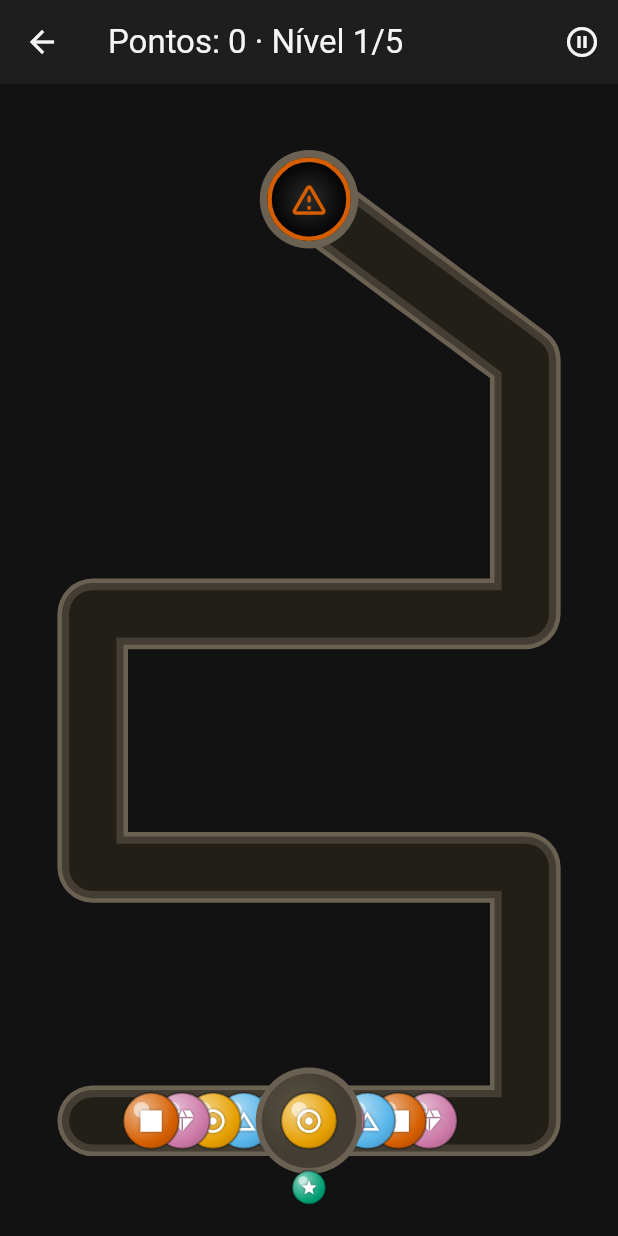
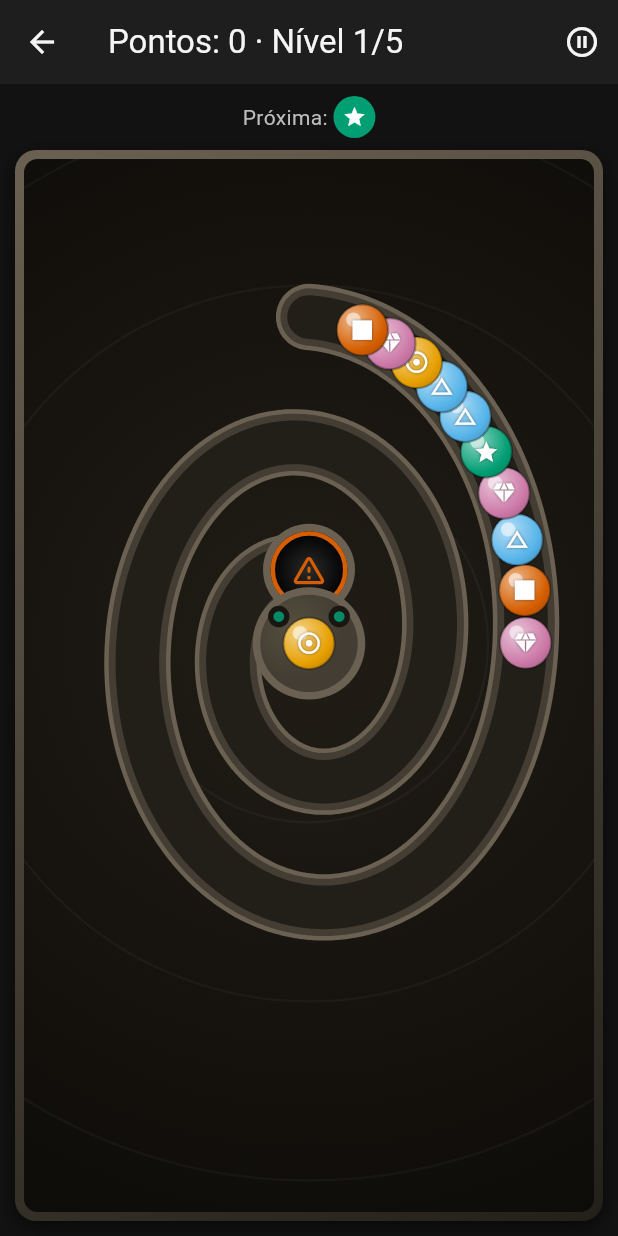
Before and after one commit to SCCPScar/CristianoGames, a Flutter app: the screen it shows after launch, after a tap on "ZUMA", on a phone screen of 412 x 824 dp. Run offline on Flutter 3.47's test engine with Material 3 defaults, Android fonts, the phone set to English and light mode, and no system bars; our stand-ins replace shared_preferences.

Commit message:
Trocar caminho em zigue-zague do Zuma por espiral, como no original
O atirador agora fica parado no centro da espiral, num pedestal de pedra
com dois "olhos" (referência ao sapo do jogo original), com o buraco
objetivo logo ao lado — igual à disposição clássica do Zuma. Fundo virou
um poço de pedra com anéis decorativos, e cada combo agora mostra um
"+N" flutuante onde as bolas estouram. Cores e ícones das bolas
continuam exatamente os mesmos já validados.

Co-Authored-By: Claude Sonnet 5 <noreply@anthropic.com>
Claude-Session: https://claude.ai/code/session_01NgEVjgQ8asF24VmuusibPQ

```diff
--- a/lib/games/zuma/path_model.dart
+++ b/lib/games/zuma/path_model.dart
@@ -1,15 +1,18 @@
+import 'dart:math';
 import 'dart:ui';
 
 /// The curved track balls travel along, stored as normalized (0..1, 0..1)
-/// points so it scales to any screen size. A simple zigzag/S-shape, as
-/// suggested for an MVP — from the bottom-left "spawn" end up to a goal
-/// hole near the top-center.
+/// points so it scales to any screen size.
 class GamePath {
   final List<Offset> _points;
   final List<double> _cumulative;
   final double totalLength;
 
-  GamePath._(this._points, this._cumulative, this.totalLength);
+  /// Normalized center of the spiral — where the shooter sits, like the
+  /// frog on its pedestal in the middle of the classic Zuma temple.
+  final Offset center;
+
+  GamePath._(this._points, this._cumulative, this.totalLength, this.center);
 
   factory GamePath.classic() {
     const waypoints = [
@@ -40,7 +43,35 @@ class GamePath {
       cumulative.add(cumulative[i - 1] + (points[i] - points[i - 1]).distance);
     }
 
-    return GamePath._(points, cumulative, cumulative.last);
+    return GamePath._(points, cumulative, cumulative.last, const Offset(0.5, 0.9));
+  }
+
+  /// A spiral winding inward to a center goal, like the original Zuma's
+  /// stone temple track — balls enter from the outer ring and spiral in
+  /// toward the skull hole next to the frog's pedestal.
+  factory GamePath.spiral() {
+    const center = Offset(0.5, 0.46);
+    const turns = 2.0;
+    const rxOuter = 0.42, rxInner = 0.10;
+    const ryOuter = 0.31, ryInner = 0.07;
+    const startAngle = -pi / 2;
+    const samples = 480;
+
+    final points = <Offset>[];
+    for (var i = 0; i <= samples; i++) {
+      final t = i / samples;
+      final angle = startAngle + t * turns * 2 * pi;
+      final rx = rxOuter + (rxInner - rxOuter) * t;
+      final ry = ryOuter + (ryInner - ryOuter) * t;
+      points.add(Offset(center.dx + rx * cos(angle), center.dy + ry * sin(angle)));
+    }
+
+    final cumulative = <double>[0];
+    for (var i = 1; i < points.length; i++) {
+      cumulative.add(cumulative[i - 1] + (points[i] - points[i - 1]).distance);
+    }
+
+    return GamePath._(points, cumulative, cumulative.last, center);
   }
 
   /// Normalized (0..1, 0..1) position at [distance] along the path.
--- a/lib/games/zuma/zuma_controller.dart
+++ b/lib/games/zuma/zuma_controller.dart
@@ -39,15 +39,26 @@ class Projectile {
   Projectile({required this.type, required this.position, required this.velocity});
 }
 
+/// A short-lived "+N" floating score label, spawned where a run pops.
+class ScorePopup {
+  final Offset position;
+  final int amount;
+  double age = 0;
+  ScorePopup({required this.position, required this.amount});
+}
+
+const double _popupLifetime = 0.9;
+
 /// Owns all Zuma game state: the ball chain, the shooter, projectiles,
 /// scoring, levels and timing. The UI (ZumaScreen) only reads this and
 /// calls fire()/pause()/resume()/nextLevel()/reset().
 class ZumaController extends ChangeNotifier {
-  final GamePath path = GamePath.classic();
+  final GamePath path = GamePath.spiral();
   final Random _random = Random();
 
   final List<ChainBall> chain = [];
   final List<Projectile> projectiles = [];
+  final List<ScorePopup> popups = [];
 
   Size? boardSize;
   int levelIndex = 0;
@@ -83,7 +94,7 @@ class ZumaController extends ChangeNotifier {
   Offset get shooterPosition {
     final size = boardSize;
     if (size == null) return Offset.zero;
-    return Offset(size.width * 0.5, size.height * 0.90);
+    return Offset(size.width * path.center.dx, size.height * path.center.dy);
   }
 
   BallType _randomType() => BallType.values[_random.nextInt(BallType.values.length)];
@@ -97,6 +108,7 @@ class ZumaController extends ChangeNotifier {
     final cfg = zumaLevels[levelIndex];
     chain.clear();
     projectiles.clear();
+    popups.clear();
     final headStart = (cfg.ballCount - 1) * _spacing + 0.05;
     for (var i = 0; i < cfg.ballCount; i++) {
       chain.add(ChainBall(type: _randomType(), distance: headStart - i * _spacing));
@@ -145,7 +157,15 @@ class ZumaController extends ChangeNotifier {
     _lastTickTime = now;
     _advanceChain(dt.clamp(0.0, 0.05));
     _advanceProjectiles(dt.clamp(0.0, 0.05));
+    _advancePopups(dt.clamp(0.0, 0.05));
     notifyListeners();
+  }
+
+  void _advancePopups(double dt) {
+    for (final p in popups) {
+      p.age += dt;
+    }
+    popups.removeWhere((p) => p.age > _popupLifetime);
   }
 
   void _advanceChain(double dt) {
@@ -248,9 +268,12 @@ class ZumaController extends ChangeNotifier {
       }
       final runLength = right - left + 1;
       if (runLength < 3) break;
+      final popupPos = path.pixelAt(chain[(left + right) ~/ 2].distance, boardSize!);
       chain.removeRange(left, right + 1);
       comboStep++;
-      score += runLength * 10 * comboStep;
+      final gained = runLength * 10 * comboStep;
+      score += gained;
+      popups.add(ScorePopup(position: popupPos, amount: gained));
       idx = left - 1;
     }
     if (comboStep > 0) {
--- a/lib/games/zuma/zuma_painter.dart
+++ b/lib/games/zuma/zuma_painter.dart
@@ -16,8 +16,7 @@ class ZumaPainter extends CustomPainter {
   void paint(Canvas canvas, Size size) {
     controller.updateBoardSize(size);
 
-    canvas.drawRect(Offset.zero & size, Paint()..color = AppColors.background);
-
+    _drawTempleBackground(canvas, size);
     _drawTrack(canvas, size);
     _drawGoal(canvas, size);
 
@@ -35,11 +34,45 @@ class ZumaPainter extends CustomPainter {
     }
 
     _drawShooter(canvas, size);
+
+    for (final popup in controller.popups) {
+      _drawPopup(canvas, popup);
+    }
   }
 
   static const _stoneBase = Color(0xFF433d33);
   static const _stoneGroove = Color(0xFF221f19);
   static const _stoneRim = Color(0xFF6b6152);
+  static const _templeDeep = Color(0xFF0e0c09);
+  static const _templeMid = Color(0xFF211d16);
+
+  /// A dim stone-pit backdrop with faint carved rings radiating from the
+  /// center, so the spiral reads as a temple well rather than a flat panel.
+  void _drawTempleBackground(Canvas canvas, Size size) {
+    final center = Offset(size.width * controller.path.center.dx, size.height * controller.path.center.dy);
+    final maxR = size.longestSide * 0.85;
+
+    canvas.drawRect(
+      Offset.zero & size,
+      Paint()
+        ..shader = RadialGradient(
+          center: Alignment(
+            controller.path.center.dx * 2 - 1,
+            controller.path.center.dy * 2 - 1,
+          ),
+          radius: 1.1,
+          colors: const [_templeMid, _templeDeep],
+        ).createShader(Offset.zero & size),
+    );
+
+    final ringPaint = Paint()
+      ..color = Colors.white.withValues(alpha: 0.035)
+      ..style = PaintingStyle.stroke
+      ..strokeWidth = 1.5;
+    for (var i = 1; i <= 5; i++) {
+      canvas.drawCircle(center, maxR * i / 5, ringPaint);
+    }
+  }
 
   void _drawTrack(Canvas canvas, Size size) {
     final points = controller.path.pixelPoints(size);
@@ -186,10 +219,13 @@ class ZumaPainter extends CustomPainter {
     }
   }
 
+  /// A carved stone idol pedestal at the spiral's center, with two small
+  /// "eye" nubs as a nod to the frog statue from the original game.
   void _drawShooter(Canvas canvas, Size size) {
     final pos = controller.shooterPosition;
-    final pedestalR = controller.ballRadius * 1.7;
-    canvas.drawCircle(pos, pedestalR + 4, Paint()..color = _stoneRim);
+    final pedestalR = controller.ballRadius * 1.9;
+
+    canvas.drawCircle(pos, pedestalR + 5, Paint()..color = _stoneRim);
     canvas.drawCircle(
       pos,
       pedestalR,
@@ -199,11 +235,37 @@ class ZumaPainter extends CustomPainter {
           colors: const [Color(0xFF57503f), _stoneBase],
         ).createShader(Rect.fromCircle(center: pos, radius: pedestalR)),
     );
+
+    final eyeOffset = Offset(pedestalR * 0.62, -pedestalR * 0.55);
+    for (final side in [-1.0, 1.0]) {
+      final eyePos = pos + Offset(eyeOffset.dx * side, eyeOffset.dy);
+      canvas.drawCircle(eyePos, pedestalR * 0.22, Paint()..color = const Color(0xFF1a1712));
+      canvas.drawCircle(eyePos, pedestalR * 0.11, Paint()..color = OkabeIto.bluishGreen.withValues(alpha: 0.85));
+    }
+
     _drawBall(canvas, pos, controller.ballRadius, controller.currentBall);
+  }
 
-    final nextPos = pos + Offset(0, controller.ballRadius * 2.4);
-    _drawBall(canvas, nextPos, controller.ballRadius * 0.6, controller.nextBall);
+  void _drawPopup(Canvas canvas, ScorePopup popup) {
+    final t = (popup.age / _popupLifetimeForPaint).clamp(0.0, 1.0);
+    final pos = popup.position + Offset(0, -t * 46);
+    final opacity = 1.0 - t;
+    final tp = TextPainter(
+      text: TextSpan(
+        text: '+${popup.amount}',
+        style: TextStyle(
+          color: OkabeIto.yellow.withValues(alpha: opacity),
+          fontSize: 18,
+          fontWeight: FontWeight.bold,
+          shadows: [Shadow(color: Colors.black.withValues(alpha: opacity), blurRadius: 3)],
+        ),
+      ),
+      textDirection: TextDirection.ltr,
+    )..layout();
+    tp.paint(canvas, pos - Offset(tp.width / 2, tp.height / 2));
   }
+
+  static const _popupLifetimeForPaint = 0.9;
 
   @override
   bool shouldRepaint(covariant ZumaPainter oldDelegate) => true;
--- a/lib/games/zuma/zuma_screen.dart
+++ b/lib/games/zuma/zuma_screen.dart
@@ -1,5 +1,6 @@
 import 'package:flutter/material.dart';
 
+import '../../shared/theme.dart';
 import '../../shared/widgets/game_over_dialog.dart';
 import '../../shared/widgets/pause_dialog.dart';
 import 'zuma_controller.dart';
@@ -109,6 +110,30 @@ class _ZumaScreenState extends State<ZumaScreen> {
         ],
       ),
       body: SafeArea(
+        child: Column(
+          children: [
+            AnimatedBuilder(
+              animation: controller,
+              builder: (_, _) => _NextBallPreview(type: controller.nextBall),
+            ),
+            Expanded(
+              child: Padding(
+                padding: const EdgeInsets.fromLTRB(10, 0, 10, 10),
+                child: Container(
+                  padding: const EdgeInsets.all(6),
+                  decoration: BoxDecoration(
+                    borderRadius: BorderRadius.circular(14),
+                    gradient: const LinearGradient(
+                      begin: Alignment.topLeft,
+                      end: Alignment.bottomRight,
+                      colors: [Color(0xFF6b6152), Color(0xFF23201a)],
+                    ),
+                    boxShadow: const [
+                      BoxShadow(color: Colors.black54, blurRadius: 10, offset: Offset(0, 4)),
+                    ],
+                  ),
+                  child: ClipRRect(
+                    borderRadius: BorderRadius.circular(9),
                     child: GestureDetector(
                       behavior: HitTestBehavior.opaque,
                       onTapUp: (details) => controller.fire(details.localPosition),
@@ -123,6 +148,38 @@ class _ZumaScreenState extends State<ZumaScreen> {
                       ),
                     ),
                   ),
+                ),
+              ),
+            ),
+          ],
+        ),
+      ),
     );
   }
 }
+
+class _NextBallPreview extends StatelessWidget {
+  final BallType type;
+  const _NextBallPreview({required this.type});
+
+  @override
+  Widget build(BuildContext context) {
+    final style = ballStyles[type]!;
+    return Padding(
+      padding: const EdgeInsets.symmetric(vertical: 8),
+      child: Row(
+        mainAxisAlignment: MainAxisAlignment.center,
+        children: [
+          const Text('Próxima: ', style: TextStyle(color: AppColors.textSecondary)),
+          Container(
+            width: 28,
+            height: 28,
+            decoration: BoxDecoration(color: style.color, shape: BoxShape.circle),
+            alignment: Alignment.center,
+            child: Icon(style.icon, size: 16, color: legibleForegroundOn(style.color)),
+          ),
+        ],
+      ),
+    );
+  }
+}
```
Lines whose indentation alone changed are shown as unchanged.
